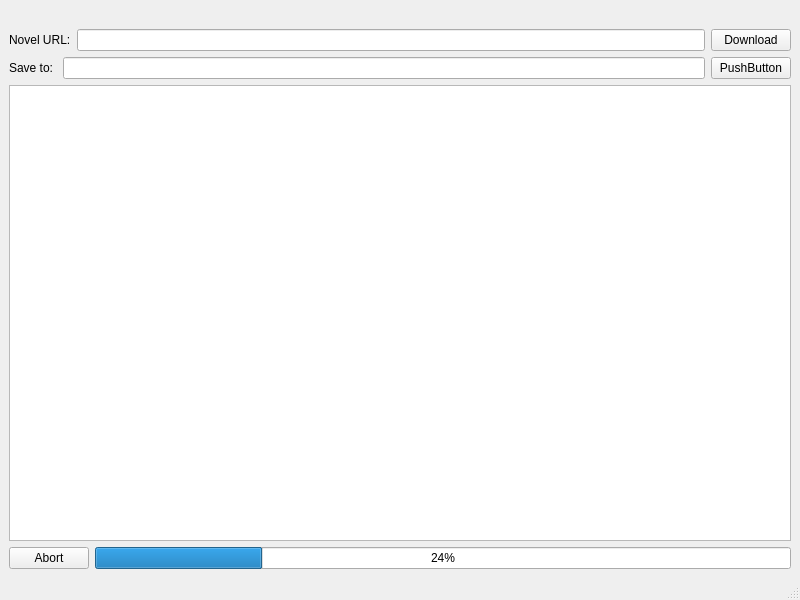
insoPL/WuxiaDownloader, file mainwindow.ui: the form before one commit.
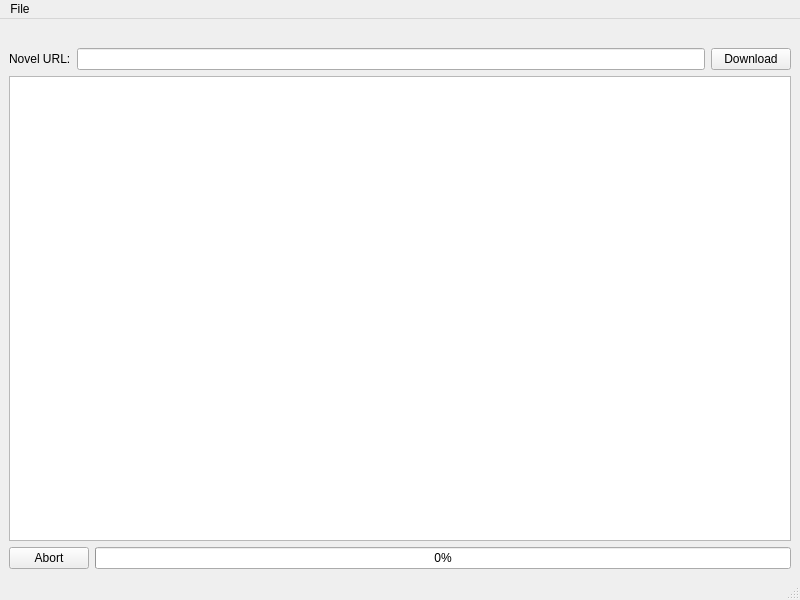
The form after the commit. Icons and pictures are not drawn.

Diff of the .ui file:
```diff
--- a/mainwindow.ui
+++ b/mainwindow.ui
@@ -58,38 +58,13 @@
       </item>
      </layout>
     </item>
-    <item>
-     <layout class="QHBoxLayout" name="horizontalLayout_3">
-      <item>
-       <widget class="QLabel" name="label_2">
-        <property name="text">
-         <string>Save to: </string>
-        </property>
-       </widget>
-      </item>
-      <item>
-       <widget class="QLineEdit" name="save_file_line_edit"/>
-      </item>
-      <item>
-       <widget class="QPushButton" name="save_file_button">
-        <property name="text">
-         <string>PushButton</string>
-        </property>
-       </widget>
-      </item>
-     </layout>
-    </item>
     <item>
      <widget class="QTextEdit" name="log">
       <property name="readOnly">
        <bool>true</bool>
       </property>
-      <property name="html">
-       <string>&lt;!DOCTYPE HTML PUBLIC &quot;-//W3C//DTD HTML 4.0//EN&quot; &quot;http://www.w3.org/TR/REC-html40/strict.dtd&quot;&gt;
-&lt;html&gt;&lt;head&gt;&lt;meta name=&quot;qrichtext&quot; content=&quot;1&quot; /&gt;&lt;style type=&quot;text/css&quot;&gt;
-p, li { white-space: pre-wrap; }
-&lt;/style&gt;&lt;/head&gt;&lt;body style=&quot; font-family:'MS Shell Dlg 2'; font-size:8.25pt; font-weight:400; font-style:normal;&quot;&gt;
-&lt;p style=&quot;-qt-paragraph-type:empty; margin-top:0px; margin-bottom:0px; margin-left:0px; margin-right:0px; -qt-block-indent:0; text-indent:0px;&quot;&gt;&lt;br /&gt;&lt;/p&gt;&lt;/body&gt;&lt;/html&gt;</string>
+      <property name="acceptRichText">
+       <bool>true</bool>
       </property>
      </widget>
     </item>
@@ -105,7 +80,7 @@
       <item>
        <widget class="QProgressBar" name="progress_button">
         <property name="value">
-         <number>24</number>
+         <number>0</number>
         </property>
        </widget>
       </item>
@@ -122,6 +97,13 @@
      <height>21</height>
     </rect>
    </property>
+   <widget class="QMenu" name="menuFile">
+    <property name="title">
+     <string>File</string>
+    </property>
+    <addaction name="actionSave_as"/>
+   </widget>
+   <addaction name="menuFile"/>
   </widget>
   <widget class="QStatusBar" name="statusbar"/>
  </widget>
```
Left out of the diff: 13 changed lines with no effect on the pictures.
